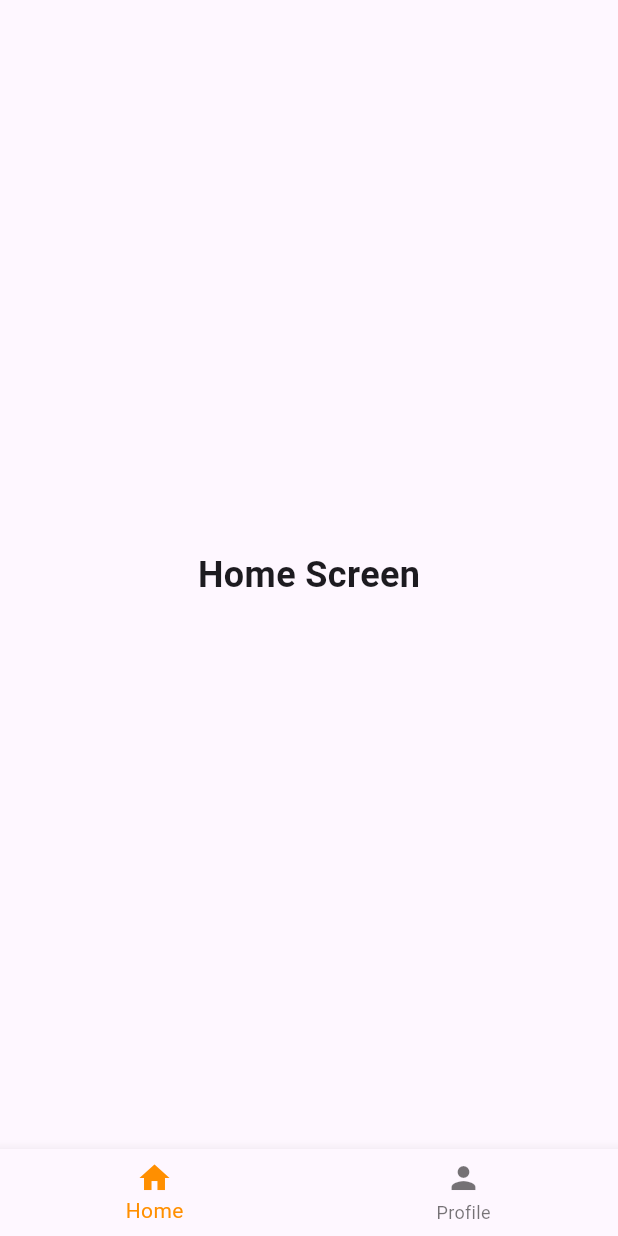
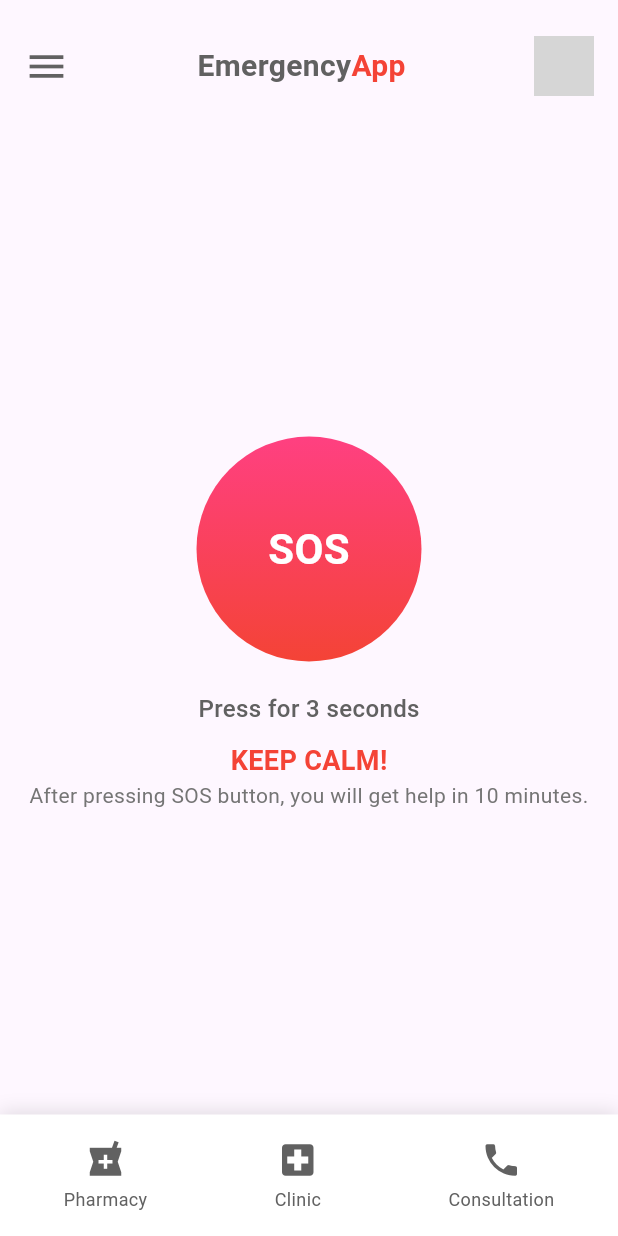
Before and after one commit to hrtechplus/Flutter-Learn, a Flutter app: the screen it shows after launch, on a phone screen of 412 x 824 dp. Run offline on Flutter 3.47's test engine with Material 3 defaults, Android fonts, the phone set to English and light mode, and no system bars; our stand-ins replace shared_preferences; network calls fail; grey boxes are pictures that could not be loaded.

```diff
--- a/SLIIT/uee/uee_eme/lib/main.dart
+++ b/SLIIT/uee/uee_eme/lib/main.dart
@@ -1,157 +1,164 @@
 import 'package:flutter/material.dart';
 
 void main() {
-  runApp(MaterialApp(
-    home: MainApp(),
-  ));
+  runApp(MyApp());
 }
 
-class MainApp extends StatefulWidget {
-  @override
-  _MainAppState createState() => _MainAppState();
-}
-
-class _MainAppState extends State<MainApp> {
-  int _selectedIndex = 0;
-  final List<Widget> _screens = [
-    HomeScreen(),
-    UserProfileScreen(),
-  ];
-
-  void _onItemTapped(int index) {
-    setState(() {
-      _selectedIndex = index;
-    });
-  }
-
+class MyApp extends StatelessWidget {
   @override
   Widget build(BuildContext context) {
-    return Scaffold(
-      body: IndexedStack(
-        index: _selectedIndex,
-        children: _screens,
-      ),
-      bottomNavigationBar: BottomNavigationBar(
-        items: const <BottomNavigationBarItem>[
-          BottomNavigationBarItem(
-            icon: Icon(Icons.home),
-            label: 'Home',
-          ),
-          BottomNavigationBarItem(
-            icon: Icon(Icons.person),
-            label: 'Profile',
-          ),
-        ],
-        currentIndex: _selectedIndex,
-        selectedItemColor: Colors.amber[800],
-        onTap: _onItemTapped,
-      ),
+    return MaterialApp(
+      home: EmergencyHomeScreen(),
+      debugShowCheckedModeBanner: false,
     );
   }
 }
 
-class HomeScreen extends StatelessWidget {
-  @override
-  Widget build(BuildContext context) {
-    return Scaffold(
-      body: Center(
-        child: Text(
-          "Home Screen",
-          style: TextStyle(
-              fontSize: 24.0, fontWeight: FontWeight.bold), // Explicit styling
-        ),
-      ),
-    );
-  }
-}
-
-class UserProfileScreen extends StatelessWidget {
-  final _formKey = GlobalKey<FormState>();
-
+class EmergencyHomeScreen extends StatelessWidget {
   @override
   Widget build(BuildContext context) {
     return Scaffold(
       body: SafeArea(
-        child: LayoutBuilder(builder: (context, constraints) {
-          return SingleChildScrollView(
-            padding: const EdgeInsets.symmetric(horizontal: 16.0),
         child: Column(
           children: [
-                SizedBox(height: constraints.maxHeight * 0.08),
-                Image.network(
-                  "https://i.postimg.cc/nz0YBQcH/Logo-light.png",
-                  height: 100,
+            // Custom App Bar
+            Padding(
+              padding:
+                  const EdgeInsets.symmetric(horizontal: 16.0, vertical: 24.0),
+              child: Row(
+                mainAxisAlignment: MainAxisAlignment.spaceBetween,
+                children: [
+                  Icon(Icons.menu, size: 30, color: Colors.grey[700]),
+                  Row(
+                    children: [
+                      Text(
+                        "Emergency",
+                        style: TextStyle(
+                            fontSize: 20,
+                            fontWeight: FontWeight.bold,
+                            color: Colors.grey[700]),
                       ),
-                SizedBox(height: constraints.maxHeight * 0.08),
                       Text(
-                  "Medical Profile",
-                  style: Theme.of(context)
-                      .textTheme
-                      .headlineSmall!
-                      .copyWith(fontWeight: FontWeight.bold),
+                        "App",
+                        style: TextStyle(
+                            fontSize: 20,
+                            fontWeight: FontWeight.bold,
+                            color: Colors.red),
                       ),
-                SizedBox(height: constraints.maxHeight * 0.05),
-                Form(
-                  key: _formKey,
+                    ],
+                  ),
+                  CircleAvatar(
+                    backgroundImage: NetworkImage(
+                        'https://i.postimg.cc/3wJPXggT/profile-image.jpg'),
+                    radius: 20,
+                  ),
+                ],
+              ),
+            ),
+
+            // SOS Button Section
+            Expanded(
+              child: Center(
                 child: Column(
+                  mainAxisAlignment: MainAxisAlignment.center,
                   children: [
-                      buildTextFormField(context, 'Full Name'),
-                      buildTextFormField(context, 'Blood Group'),
-                      buildTextFormField(context, 'Age'),
-                      buildTextFormField(context, 'Additional Note'),
-                      buildTextFormField(context, 'Emergency Contact'),
-                      Padding(
-                        padding: const EdgeInsets.symmetric(vertical: 16.0),
-                        child: ElevatedButton(
-                          onPressed: () {
-                            if (_formKey.currentState!.validate()) {
-                              _formKey.currentState!.save();
-                              // Process data here or navigate to another screen
-                            }
+                    GestureDetector(
+                      onTap: () {
+                        // Implement SOS logic
                       },
-                          style: ElevatedButton.styleFrom(
-                            elevation: 0,
-                            backgroundColor: const Color(0xFF00BF6D),
-                            foregroundColor: Colors.white,
-                            minimumSize: const Size(double.infinity, 48),
-                            shape: const StadiumBorder(),
+                      child: Container(
+                        height: 150,
+                        width: 150,
+                        decoration: BoxDecoration(
+                          shape: BoxShape.circle,
+                          gradient: LinearGradient(
+                            colors: [Colors.pinkAccent, Colors.red],
+                            begin: Alignment.topCenter,
+                            end: Alignment.bottomCenter,
                           ),
-                          child: const Text("Save Profile"),
+                        ),
+                        child: Center(
+                          child: Text(
+                            "SOS",
+                            style: TextStyle(
+                                color: Colors.white,
+                                fontSize: 28,
+                                fontWeight: FontWeight.bold),
+                          ),
+                        ),
+                      ),
+                    ),
+                    SizedBox(height: 20),
+                    Text(
+                      "Press for 3 seconds",
+                      style: TextStyle(
+                          color: Colors.grey[700],
+                          fontSize: 16,
+                          fontWeight: FontWeight.w500),
+                    ),
+                    SizedBox(height: 10),
+                    Text(
+                      "KEEP CALM!",
+                      style: TextStyle(
+                          color: Colors.red,
+                          fontSize: 18,
+                          fontWeight: FontWeight.bold),
+                    ),
+                    Text(
+                      "After pressing SOS button, you will get help in 10 minutes.",
+                      textAlign: TextAlign.center,
+                      style: TextStyle(
+                        color: Colors.grey[600],
+                        fontSize: 14,
                       ),
                     ),
                   ],
                 ),
               ),
+            ),
+
+            // Custom Bottom Navigation Bar
+            Container(
+              padding: EdgeInsets.symmetric(vertical: 16.0),
+              decoration: BoxDecoration(
+                color: Colors.white,
+                boxShadow: [
+                  BoxShadow(
+                    color: Colors.black12,
+                    blurRadius: 10,
+                    offset: Offset(0, -2),
+                  ),
                 ],
               ),
-          );
-        }),
+              child: Row(
+                mainAxisAlignment: MainAxisAlignment.spaceAround,
+                children: [
+                  buildNavBarItem(Icons.local_pharmacy, "Pharmacy"),
+                  buildNavBarItem(Icons.local_hospital, "Clinic"),
+                  buildNavBarItem(Icons.phone, "Consultation"),
+                ],
+              ),
+            ),
+          ],
+        ),
       ),
     );
   }
 
-  Widget buildTextFormField(BuildContext context, String hint) {
-    return Padding(
-      padding: const EdgeInsets.symmetric(vertical: 8.0),
-      child: TextFormField(
-        decoration: InputDecoration(
-          hintText: hint,
-          filled: true,
-          fillColor: Color(0xFFF5FCF9),
-          contentPadding:
-              EdgeInsets.symmetric(horizontal: 16.0 * 1.5, vertical: 16.0),
-          border: OutlineInputBorder(
-            borderSide: BorderSide.none,
-            borderRadius: BorderRadius.all(Radius.circular(50)),
+  Widget buildNavBarItem(IconData icon, String label) {
+    return Column(
+      mainAxisSize: MainAxisSize.min,
+      children: [
+        Icon(icon, color: Colors.grey[700], size: 28),
+        SizedBox(height: 4),
+        Text(
+          label,
+          style: TextStyle(
+            color: Colors.grey[700],
+            fontSize: 12,
           ),
         ),
-        validator: (value) {
-          if (value == null || value.isEmpty) {
-            return 'Please enter $hint';
-          }
-          return null;
-        },
-      ),
+      ],
     );
   }
 }
```
Lines whose indentation alone changed are shown as unchanged.
